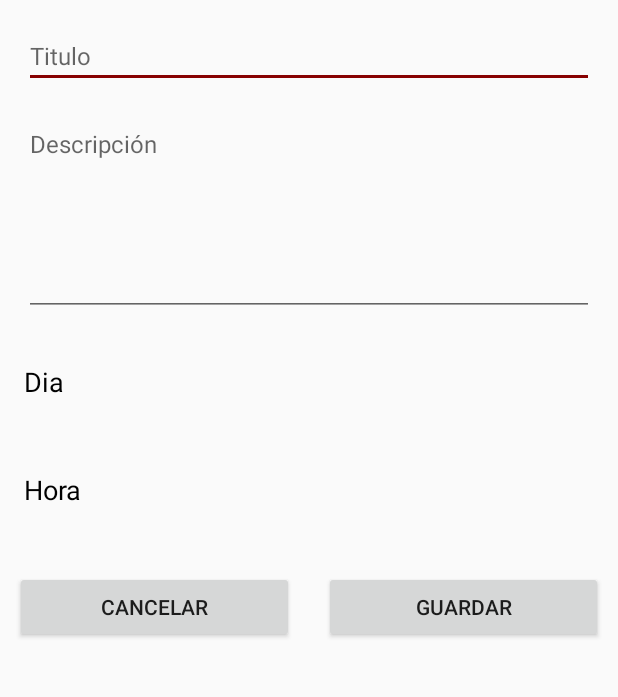
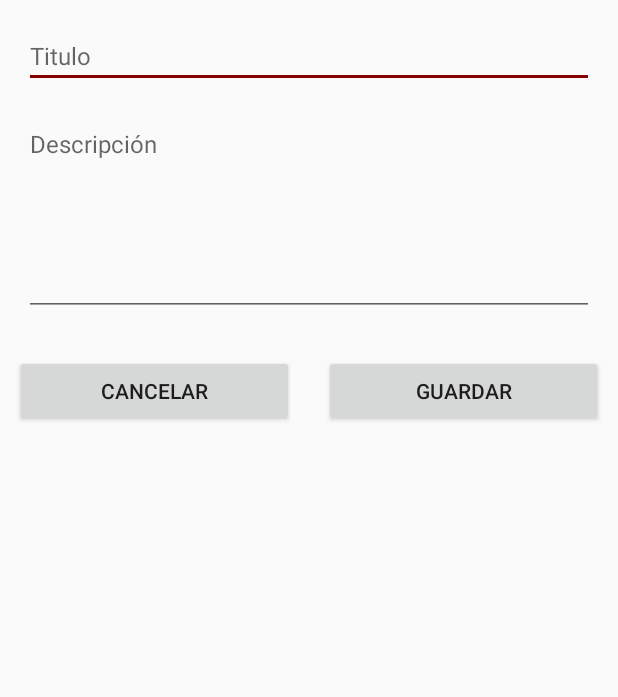
Before and after one commit to Balthair94/MyReminder, an Android app: the AddRemainderActivity screen opened directly, with no data from a screen before it, on a phone screen of 412 x 824 dp, the part 84-781 px from its top. Run offline under Robolectric (Android 15) with nearby library versions, the phone set to English and light mode, and no system bars; our stand-ins replace RxJava.

Commit message:
Create Presenter for AddRemainderActivity

```diff
--- a/app/src/main/java/com/baltazar/myreminder/addRemainder/AddRemainderActivity.kt
+++ b/app/src/main/java/com/baltazar/myreminder/addRemainder/AddRemainderActivity.kt
@@ -1,7 +1,5 @@
 package com.baltazar.myreminder.addRemainder
 
-import android.app.DatePickerDialog
-import android.app.TimePickerDialog
 import android.graphics.Color
 import android.os.Bundle
 import android.view.MenuItem
@@ -9,29 +7,31 @@ import android.widget.*
 import androidx.appcompat.app.AppCompatActivity
 import androidx.appcompat.widget.Toolbar
 import com.baltazar.myreminder.R
-import java.util.Calendar
 
 /**
  * @author Baltazar Rodriguez
  * @since v
  */
-class AddRemainderActivity: AppCompatActivity(), DatePickerDialog.OnDateSetListener, TimePickerDialog.OnTimeSetListener {
+class AddRemainderActivity: AppCompatActivity(), AddRemainderContract.View {
 
     private var mEditRemainderTitle: EditText? = null
     private var mEditRemainderDescription: EditText? = null
-    private var mTextDay: TextView? = null
-    private var mTextHour: TextView? = null
 
     private var mButtonSave: Button? = null
     private var mButtonCancel: Button? = null
 
     private var mToolbar: Toolbar? = null
 
+    private var mPresenter: AddRemainderPresenter? = null
+
     override fun onCreate(savedInstanceState: Bundle?) {
         super.onCreate(savedInstanceState)
         setContentView(R.layout.activity_add_remainder)
 
         setupWidget()
+
+        mPresenter = AddRemainderPresenter()
+        mPresenter?.onAttach(this)
     }
 
     override fun onOptionsItemSelected(item: MenuItem?): Boolean {
@@ -41,17 +41,18 @@ class AddRemainderActivity: AppCompatActivity(), DatePickerDialog.OnDateSetListe
         return super.onOptionsItemSelected(item)
     }
 
-    override fun onDateSet(view: DatePicker?, year: Int, month: Int, dayOfMonth: Int) {
+    override fun onRemainderAdded() {
+        Toast.makeText(this, "Recordatorio agregado", Toast.LENGTH_SHORT).show()
+        finish()
     }
 
-    override fun onTimeSet(view: TimePicker?, hourOfDay: Int, minute: Int) {
+    override fun onShowError(error: String) {
+        Toast.makeText(this, error, Toast.LENGTH_SHORT).show()
     }
 
     private fun setupWidget() {
         mEditRemainderTitle = findViewById(R.id.edit_remainder_title)
         mEditRemainderDescription = findViewById(R.id.edit_remainder_description)
-        mTextDay = findViewById(R.id.text_remainder_day)
-        mTextHour = findViewById(R.id.text_remainder_hour)
 
         mButtonSave = findViewById(R.id.button_save)
         mButtonCancel = findViewById(R.id.button_cancel)
@@ -72,25 +73,13 @@ class AddRemainderActivity: AppCompatActivity(), DatePickerDialog.OnDateSetListe
 
         mButtonCancel?.setOnClickListener { finish() }
 
-        mTextDay?.setOnClickListener {
-            val calendar = Calendar.getInstance()
-            val dialog = DatePickerDialog(
-                this,
-                this,
-                calendar.get(Calendar.YEAR),
-                calendar.get(Calendar.MONTH),
-                calendar.get(Calendar.DAY_OF_MONTH))
-            dialog.show()
-        }
-
-        mTextHour?.setOnClickListener {
-            val calendar = Calendar.getInstance()
-            val timePicker = TimePickerDialog(
-                this,
-                this,
-                calendar.get(Calendar.HOUR_OF_DAY),
-                calendar.get(Calendar.MINUTE), true)
-            timePicker.show()
+        mButtonSave?.setOnClickListener {
+            mPresenter?.onAddRemainder(mEditRemainderTitle?.text.toString(), mEditRemainderDescription?.text.toString())
         }
     }
+
+    override fun onDestroy() {
+        super.onDestroy()
+        mPresenter?.onDestroy()
+    }
 }
--- /dev/null
+++ b/app/src/main/java/com/baltazar/myreminder/addRemainder/AddRemainderContract.kt
@@ -0,0 +1,22 @@
+package com.baltazar.myreminder.addRemainder
+
+/**
+ * @author Baltazar Rodriguez
+ * @since v
+ */
+interface AddRemainderContract {
+
+    interface View {
+        fun onRemainderAdded()
+
+        fun onShowError(error: String)
+    }
+
+    interface Presenter {
+        fun onAttach(view: View)
+
+        fun onDestroy()
+
+        fun onAddRemainder(title: String, description: String)
+    }
+}
--- /dev/null
+++ b/app/src/main/java/com/baltazar/myreminder/addRemainder/AddRemainderPresenter.kt
@@ -0,0 +1,29 @@
+package com.baltazar.myreminder.addRemainder
+
+import io.reactivex.disposables.CompositeDisposable
+
+/**
+ * @author Baltazar Rodriguez
+ * @since v
+ */
+class AddRemainderPresenter: AddRemainderContract.Presenter {
+
+    private var mView: AddRemainderContract.View? = null
+    private val mComposite = CompositeDisposable()
+
+    override fun onAttach(view: AddRemainderContract.View) {
+        mView = view
+    }
+
+    override fun onAddRemainder(title: String, description: String) {
+        if (title.isNotBlank() && description.isNotBlank()) {
+            mView?.onRemainderAdded()
+        } else {
+            mView?.onShowError("Faltan datos")
+        }
+    }
+
+    override fun onDestroy() {
+        mComposite.clear()
+    }
+}
--- a/app/src/main/res/layout/activity_add_remainder.xml
+++ b/app/src/main/res/layout/activity_add_remainder.xml
@@ -35,26 +35,6 @@
                 android:textSize="16sp"
                 android:layout_width="match_parent"
                 android:layout_height="wrap_content"/>
-
-        <TextView
-                android:id="@+id/text_remainder_day"
-                android:layout_marginTop="16dp"
-                android:textSize="18sp"
-                android:textColor="@color/colorBlack"
-                android:text="@string/hint_remainder_day"
-                android:layout_width="match_parent"
-                android:gravity="center_vertical"
-                android:layout_height="?attr/actionBarSize"/>
-
-        <TextView
-                android:id="@+id/text_remainder_hour"
-                android:layout_marginTop="16dp"
-                android:textSize="18sp"
-                android:textColor="@color/colorBlack"
-                android:text="@string/hint_remainder_hour"
-                android:layout_width="match_parent"
-                android:gravity="center_vertical"
-                android:layout_height="?attr/actionBarSize"/>
     </LinearLayout>
 
     <LinearLayout
```
